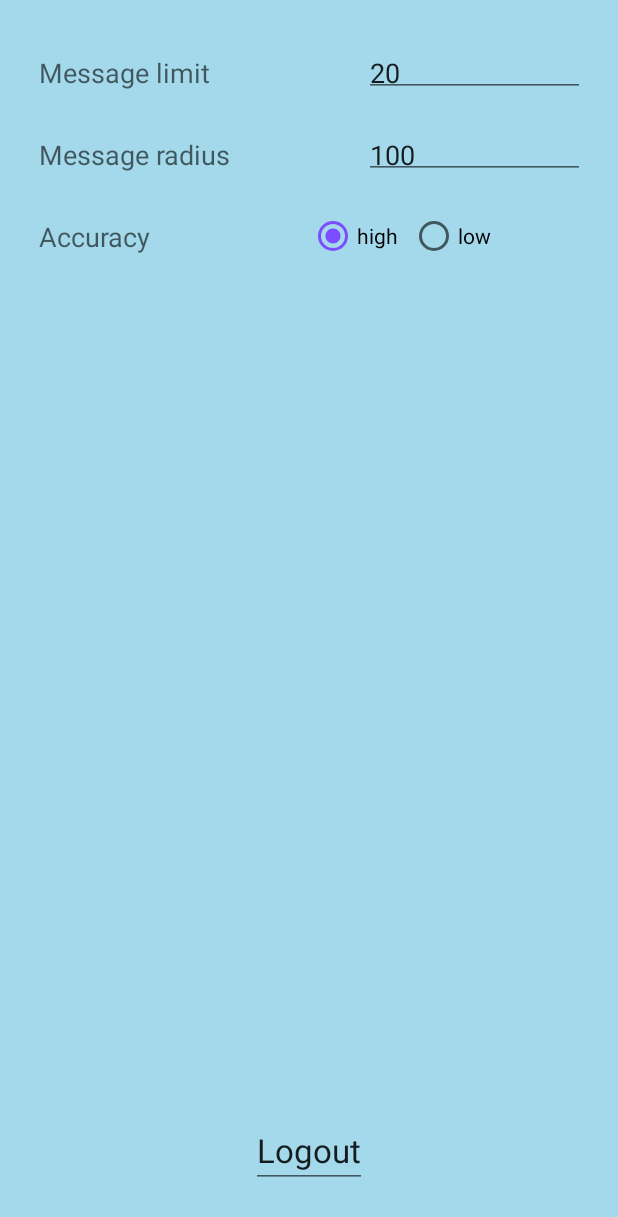
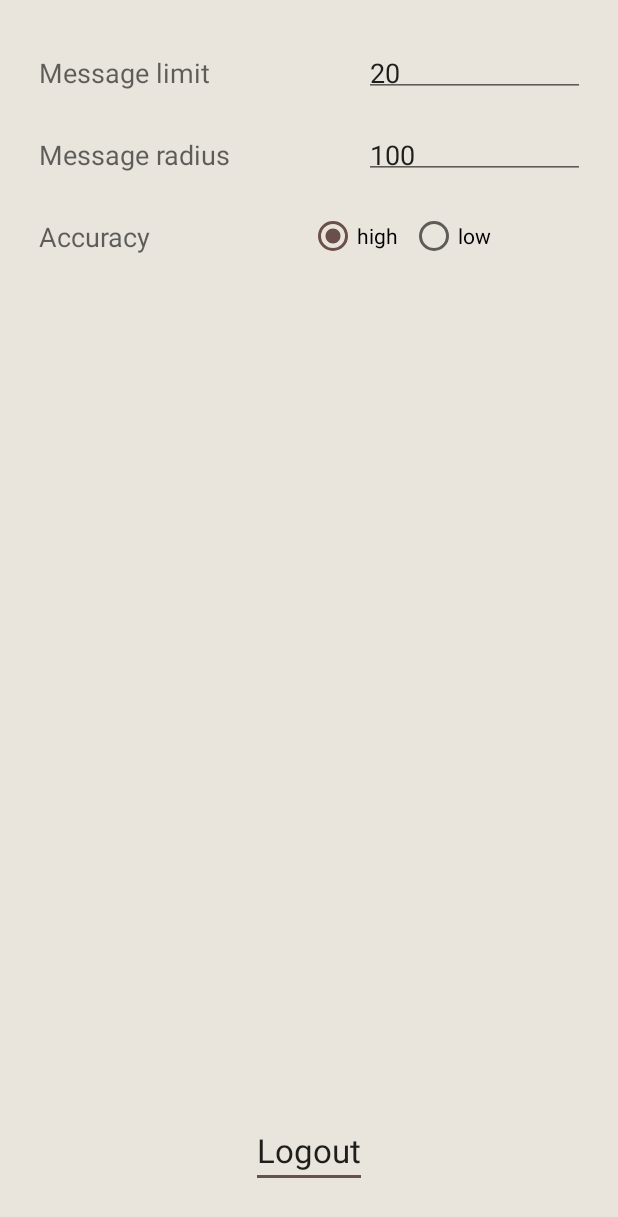
Before and after one commit to JustTrust/OneHundredMeterChat, an Android app: the fragment SettingFragment placed in its activity, on a phone screen of 412 x 824 dp. Shown: the top 1217 px of the screen. Run offline under Robolectric (Android 15) with nearby library versions, the phone set to English and light mode, and no system bars; our stand-ins replace ButterKnife; libraries missing offline, so code that uses them is left out: com.facebook.stetho, retrofit.client; 2 statements that could not run were skipped.

Commit message:
many different changes

```diff
--- a/app/src/main/java/org/belichenko/a/onehundredmeterchat/Constant.java
+++ b/app/src/main/java/org/belichenko/a/onehundredmeterchat/Constant.java
@@ -6,13 +6,9 @@ package org.belichenko.a.onehundredmeterchat;
 public interface Constant {
     String PACKAGE_NAME = "org.belichenko.a.onehundredmeterchat";
     String STORAGE_OF_SETTINGS = PACKAGE_NAME + ".storageOfSettings";
-
+    String STORED_NAME = PACKAGE_NAME + ".storedName";
     String RADIUS = PACKAGE_NAME + ".radius";
     String MSG_LIMIT = PACKAGE_NAME + ".msgLimit";
-
-    String STORED_NAME = PACKAGE_NAME + ".storedName";
-    String CURRENT_LAT = PACKAGE_NAME + ".currentLat";
-    String CURRENT_LON = PACKAGE_NAME + ".currentLon";
     String CURRENT_LOCATION = PACKAGE_NAME + ".currentLocation";
 
     String BROADCAST_ACTION = PACKAGE_NAME + ".BROADCAST_ACTION";
@@ -22,11 +18,9 @@ public interface Constant {
     String ACCURACY = PACKAGE_NAME + ".accuracy";
     String MESSAGE_LIST = PACKAGE_NAME + ".messageList";
 
-
     int NOTIFY_ID = 12;
     int TEN_SECONDS = 10000;
     int TWENTY_SECONDS = 20000;
     int FIVE_SECONDS = 5000;
     int ONE_MINUTE = 60000;
-    int TEN_METERS = 10;
 }
--- a/app/src/main/java/org/belichenko/a/onehundredmeterchat/ListFragment.java
+++ b/app/src/main/java/org/belichenko/a/onehundredmeterchat/ListFragment.java
@@ -12,7 +12,7 @@ import android.view.ViewGroup;
 import android.widget.EditText;
 import android.widget.ImageView;
 
-import java.util.ArrayList;
+import java.util.LinkedList;
 
 /**
  * A fragment representing a list of Items.
@@ -25,7 +25,7 @@ public class ListFragment extends Fragment implements Constant, View.OnClickList
     private static final String TAG = "List fragment";
     protected static String name = "Chat";
     private static ListFragment ourInstance = new ListFragment();
-    protected ArrayList<Message> messagesList;
+    protected LinkedList<Message> messagesList;
     private OnListFragmentInteractionListener mListener;
     private RecyclerViewAdapter mAdapter;
     private ImageView imageList;
@@ -55,9 +55,10 @@ public class ListFragment extends Fragment implements Constant, View.OnClickList
         View view = inflater.inflate(R.layout.fragment_list, container, false);
         imageList = (ImageView) view.findViewById(R.id.list_send_btn);
         textList = (EditText) view.findViewById(R.id.list_msg_text);
+        textList.setBackground(null);
 
         imageList.setOnClickListener(this);
-        messagesList = new ArrayList<>();
+        messagesList = new LinkedList<>();
         mAdapter = new RecyclerViewAdapter(messagesList, mListener);
         RecyclerView recyclerView = (RecyclerView) view.findViewById(R.id.list);
         recyclerView.setLayoutManager(new LinearLayoutManager(App.getAppContext()));
@@ -88,9 +89,9 @@ public class ListFragment extends Fragment implements Constant, View.OnClickList
         mListener = null;
     }
 
-    public void updateMessage(ArrayList<Message> msgList) {
+    public void updateMessages(LinkedList<Message> msgList) {
         if (msgList == null) {
-            Log.d(TAG, "updateMessage() called with: " + "msgList = [" + msgList + "]");
+            Log.d(TAG, "updateMessages() called with: " + "msgList = [" + null + "]");
             return;
         }
         messagesList.clear();
@@ -101,7 +102,7 @@ public class ListFragment extends Fragment implements Constant, View.OnClickList
     @Override
     public void onResume() {
         super.onResume();
-        updateMessage(((MainActivity) getActivity()).getMsgList());
+        updateMessages(((MainActivity) getActivity()).getMsgList());
     }
 
     @Override
--- a/app/src/main/java/org/belichenko/a/onehundredmeterchat/MainActivity.java
+++ b/app/src/main/java/org/belichenko/a/onehundredmeterchat/MainActivity.java
@@ -23,7 +23,7 @@ import android.view.ViewGroup;
 import android.widget.TextView;
 import android.widget.Toast;
 
-import java.util.ArrayList;
+import java.util.LinkedList;
 import java.util.LinkedHashMap;
 
 import retrofit.Callback;
@@ -36,15 +36,6 @@ public class MainActivity extends AppCompatActivity implements
         , Constant {
 
     private static final String TAG = "Main activity";
-    /**
-     * The {@link android.support.v4.view.PagerAdapter} that will provide
-     * fragments for each of the sections. We use a
-     * {@link FragmentPagerAdapter} derivative, which will keep every
-     * loaded fragment in memory. If this becomes too memory intensive, it
-     * may be best to switch to a
-     * {@link android.support.v4.app.FragmentStatePagerAdapter}.
-     */
-    private SectionsPagerAdapter mSectionsPagerAdapter;
 
     /**
      * The {@link ViewPager} that will host the section contents.
@@ -53,7 +44,7 @@ public class MainActivity extends AppCompatActivity implements
     private ViewPager mViewPager;
     private boolean isServiceRunning = false;
     private ServiceConnection serviceConnection;
-    protected ActivityDetectionBroadcastReceiver mBroadcastReceiver;
+    protected UpdateMsgBroadcastReceiver mBroadcastReceiver;
 
     @Override
     protected void onCreate(Bundle savedInstanceState) {
@@ -64,7 +55,15 @@ public class MainActivity extends AppCompatActivity implements
         startService(serviceIntent);
         // Create the adapter that will return a fragment for each of the three
         // primary sections of the activity.
-        mSectionsPagerAdapter = new SectionsPagerAdapter(getSupportFragmentManager());
+        /*
+      The {@link android.support.v4.view.PagerAdapter} that will provide
+      fragments for each of the sections. We use a
+      {@link FragmentPagerAdapter} derivative, which will keep every
+      loaded fragment in memory. If this becomes too memory intensive, it
+      may be best to switch to a
+      {@link android.support.v4.app.FragmentStatePagerAdapter}.
+     */
+        SectionsPagerAdapter mSectionsPagerAdapter = new SectionsPagerAdapter(getSupportFragmentManager());
 
         // Set up the ViewPager with the sections adapter.
         mViewPager = (ViewPager) findViewById(R.id.container);
@@ -76,11 +75,9 @@ public class MainActivity extends AppCompatActivity implements
             public void onServiceConnected(ComponentName name, IBinder service) {
                 isServiceRunning = true;
                 msgService = ((MsgService.MyBinder) service).getService();
-                if (isServiceRunning) {
-                    ArrayList<Message> messageList = (ArrayList<Message>) msgService.messageList;
-                    MapFragment.getInstance().updateMessage(messageList);
-                    ListFragment.getInstance().updateMessage(messageList);
-                }
+                LinkedList<Message> messageList = msgService.messageList;
+                MapFragment.getInstance().updateMessages(messageList);
+                ListFragment.getInstance().updateMessages(messageList);
             }
 
             @Override
@@ -90,7 +87,7 @@ public class MainActivity extends AppCompatActivity implements
         };
 
         // Get a receiver for broadcasts from ActivityDetectionIntentService.
-        mBroadcastReceiver = new ActivityDetectionBroadcastReceiver();
+        mBroadcastReceiver = new UpdateMsgBroadcastReceiver();
     }
 
     @Override
@@ -118,14 +115,18 @@ public class MainActivity extends AppCompatActivity implements
 
     @Override
     public void onListFragmentInteraction(Message message) {
-        Toast.makeText(this, "Item selected", Toast.LENGTH_SHORT).show();
+        if (message == null) {
+            return;
+        }
+        mViewPager.setCurrentItem(1);
+        MapFragment.getInstance().showMsgOnMap(message);
     }
 
-    public ArrayList<Message> getMsgList() {
+    public LinkedList<Message> getMsgList() {
         if (msgService != null && isServiceRunning) {
-            ArrayList<Message> messageList = (ArrayList<Message>) msgService.messageList;
-            MapFragment.getInstance().updateMessage(messageList);
-            ListFragment.getInstance().updateMessage(messageList);
+            LinkedList<Message> messageList = msgService.messageList;
+            MapFragment.getInstance().updateMessages(messageList);
+            ListFragment.getInstance().updateMessages(messageList);
             return messageList;
         }
         return null;
@@ -158,7 +159,7 @@ public class MainActivity extends AppCompatActivity implements
 
             @Override
             public void failure(RetrofitError error) {
-                Toast.makeText(MainActivity.this, "Message don't sent", Toast.LENGTH_SHORT).show();
+                Toast.makeText(MainActivity.this, "Message don't sent. Check internet connection", Toast.LENGTH_LONG).show();
             }
         });
     }
@@ -253,8 +254,7 @@ public class MainActivity extends AppCompatActivity implements
      * Receives a list of one or more DetectedActivity objects associated with the current state of
      * the device.
      */
-    public class ActivityDetectionBroadcastReceiver extends BroadcastReceiver {
-        protected static final String TAG = "activity-detection-response-receiver";
+    public class UpdateMsgBroadcastReceiver extends BroadcastReceiver {
 
         @Override
         public void onReceive(Context context, Intent intent) {
@@ -265,9 +265,9 @@ public class MainActivity extends AppCompatActivity implements
             String updateType = bundle.getString(ACTIVITY_EXTRA);
             if (updateType != null && updateType.equals("getList")) {
                 if (isServiceRunning) {
-                    ArrayList<Message> messageList = (ArrayList<Message>) msgService.messageList;
-                    MapFragment.getInstance().updateMessage(messageList);
-                    ListFragment.getInstance().updateMessage(messageList);
+                    LinkedList<Message> messageList = msgService.messageList;
+                    MapFragment.getInstance().updateMessages(messageList);
+                    ListFragment.getInstance().updateMessages(messageList);
                 }
             }
         }
--- a/app/src/main/java/org/belichenko/a/onehundredmeterchat/MapFragment.java
+++ b/app/src/main/java/org/belichenko/a/onehundredmeterchat/MapFragment.java
@@ -15,10 +15,9 @@ import com.google.android.gms.maps.GoogleMap;
 import com.google.android.gms.maps.OnMapReadyCallback;
 import com.google.android.gms.maps.SupportMapFragment;
 import com.google.android.gms.maps.model.LatLng;
-import com.google.android.gms.maps.model.Marker;
 import com.google.android.gms.maps.model.MarkerOptions;
 
-import java.util.ArrayList;
+import java.util.LinkedList;
 
 /**
  *
@@ -47,6 +46,13 @@ public class MapFragment extends Fragment implements Constant, OnMapReadyCallbac
     @Override
     public View onCreateView(LayoutInflater inflater, ViewGroup container, Bundle savedInstanceState) {
         View view = inflater.inflate(R.layout.fragment_map, container, false);
+
+        if (supportMapFragment == null) {
+            supportMapFragment = (SupportMapFragment) getChildFragmentManager().findFragmentById(R.id.gmap);
+        }
+        if (map == null) {
+            supportMapFragment.getMapAsync(this);
+        }
         imageMap = (ImageView) view.findViewById(R.id.map_map);
         imageSputnik = (ImageView) view.findViewById(R.id.map_sputnic);
         imageEarth = (ImageView) view.findViewById(R.id.map_earth);
@@ -58,12 +64,6 @@ public class MapFragment extends Fragment implements Constant, OnMapReadyCallbac
         imageEarth.setOnClickListener(this);
         imageSearch.setOnClickListener(this);
 
-        if (supportMapFragment == null) {
-            supportMapFragment = (SupportMapFragment) getChildFragmentManager().findFragmentById(R.id.gmap);
-        }
-        if (supportMapFragment != null) {
-            supportMapFragment.getMapAsync(this);
-        }
         return view;
     }
 
@@ -72,36 +72,35 @@ public class MapFragment extends Fragment implements Constant, OnMapReadyCallbac
         map = googleMap;
     }
 
-    public void updateMessage(ArrayList<Message> msgList) {
+    public void updateMessages(LinkedList<Message> msgList) {
         if (map == null) {
             return;
         }
         if (msgList == null) {
-            Log.d(TAG, "updateMessage() called with: " + "msgList = [" + msgList + "]");
+            Log.d(TAG, "updateMessages() called with: " + "msgList = [" + null + "]");
             return;
         }
         map.clear();
         for (Message message : msgList) {
-            Marker marker = map.addMarker(new MarkerOptions()
+            map.addMarker(new MarkerOptions()
                     .position(new LatLng(message.lat, message.lng))
                     .title(message.user_id)
                     .snippet(message.text));
         }
         // show last msg on the map
-        if (msgList.size() > 0){
+        if (msgList.size() > 0) {
             map.moveCamera(CameraUpdateFactory.newLatLngZoom(
-                    new LatLng(msgList.get(0).lat, msgList.get(0).lng), 16));
+                    new LatLng(msgList.getFirst().lat, msgList.getFirst().lng), 14));
         }
-
     }
 
     @Override
     public void onResume() {
         super.onResume();
-        updateMessage(((MainActivity) getActivity()).getMsgList());
+        updateMessages(((MainActivity) getActivity()).getMsgList());
     }
 
-    //Обработчик нажатия на картинку
+    //Обработчик нажатия на кнопки
     @Override
     public void onClick(View view) {
         switch (view.getId()) {
@@ -120,4 +119,9 @@ public class MapFragment extends Fragment implements Constant, OnMapReadyCallbac
                 break;
         }
     }
+
+    public void showMsgOnMap(Message message) {
+        map.moveCamera(CameraUpdateFactory.newLatLngZoom(
+                new LatLng(message.lat, message.lng), 18));
+    }
 }
--- a/app/src/main/java/org/belichenko/a/onehundredmeterchat/Retrofit.java
+++ b/app/src/main/java/org/belichenko/a/onehundredmeterchat/Retrofit.java
@@ -1,6 +1,6 @@
 package org.belichenko.a.onehundredmeterchat;
 
-import java.util.List;
+import java.util.LinkedList;
 import java.util.Map;
 
 import retrofit.Callback;
@@ -34,7 +34,7 @@ public class Retrofit {
     }
 
 
-    public static void getMessage(Map<String, String> filters, Callback<List<Message>> callback) {
+    public static void getMessage(Map<String, String> filters, Callback<LinkedList<Message>> callback) {
         getInterface.getMessage(filters, callback);
 
     }
@@ -46,7 +46,7 @@ public class Retrofit {
 
     interface GetInterface {
         @GET("/hakaton/api.php")
-        void getMessage(@QueryMap Map<String, String> filters, Callback<List<Message>> callback);
+        void getMessage(@QueryMap Map<String, String> filters, Callback<LinkedList<Message>> callback);
 
     }
     interface PostInterface {
--- a/app/src/main/java/org/belichenko/a/onehundredmeterchat/SettingFragment.java
+++ b/app/src/main/java/org/belichenko/a/onehundredmeterchat/SettingFragment.java
@@ -121,9 +121,7 @@ public class SettingFragment extends Fragment implements Constant{
                 .edit();
         edit.putString(MSG_LIMIT, mLimit.getText().toString());
         edit.apply();
-
     }
-
 
     @OnTextChanged(value = R.id.setting_radius, callback = OnTextChanged.Callback.AFTER_TEXT_CHANGED)
     public void onRadiusChange(CharSequence text) {
--- a/app/src/main/res/layout/fragment_list.xml
+++ b/app/src/main/res/layout/fragment_list.xml
@@ -33,7 +33,8 @@
             android:layout_width="0dp"
             android:layout_height="wrap_content"
             android:layout_gravity="center_vertical"
-            android:layout_weight="8" />
+            android:layout_weight="8"
+            android:hint="@string/new_msg"/>
 
         <ImageView
             android:id="@+id/list_send_btn"
--- a/app/src/main/res/layout/fragment_setting.xml
+++ b/app/src/main/res/layout/fragment_setting.xml
@@ -126,15 +126,14 @@
         android:layout_width="wrap_content"
         android:layout_height="wrap_content"
         android:text="@string/logut_text"
-        android:clickable="true"
-        android:enabled="true"
         android:gravity="center_horizontal"
         android:textSize="22sp"
         android:layout_centerHorizontal="true"
-        android:singleLine="true"
         android:inputType="none"
         android:editable="false"
         android:layout_margin="@dimen/activity_vertical_margin"
-        android:layout_alignParentBottom="true" />
+        android:layout_alignParentBottom="true">
+        <requestFocus/>
+    </EditText>
 
 </RelativeLayout>
--- a/app/src/main/res/layout/list_item.xml
+++ b/app/src/main/res/layout/list_item.xml
@@ -3,13 +3,14 @@
     xmlns:tools="http://schemas.android.com/tools"
     android:layout_width="wrap_content"
     android:layout_height="wrap_content"
-    android:padding="@dimen/view_padding">
+    android:padding="@dimen/view_padding"
+    >
 
     <RelativeLayout
         android:layout_width="wrap_content"
         android:layout_height="wrap_content"
         android:id="@+id/list_item_container"
-        android:background="@color/white_overlay"
+        android:background="@color/blue_msg"
         android:orientation="horizontal"
         android:padding="@dimen/view_padding">
 
--- a/app/src/main/res/values/colors.xml
+++ b/app/src/main/res/values/colors.xml
@@ -1,17 +1,15 @@
 <?xml version="1.0" encoding="utf-8"?>
 <resources>
-    <color name="colorPrimary">#F44336</color>
-    <color name="colorPrimaryDark">#a3d9eb</color>
+    <color name="colorPrimary">#b90e02</color>
+    <color name="colorPrimaryDark">#e9e5dc</color>
     <color name="colorPrimaryLight">#FFCDD2</color>
-    <color name="colorAccent">#7C4DFF</color>
+    <color name="colorAccent">#6a504a</color>
     <color name="colorPrimaryText">#212121</color>
     <color name="colorSecondaryText">#727272</color>
     <color name="colorIcons">#FFFFFF</color>
-    <color name="colorDivider">#B6B6B6</color>
 
     <color name="black_overlay">#5a000000</color>
-    <color name="grey_overlay">#28000000</color>
+    <color name="green_msg">#64cadfaa</color>
+    <color name="blue_msg">#64acccff</color>
     <color name="white_overlay">#79ffffff</color>
-    <color name="colorBackground">#a3d9eb</color>
-    <color name="transparent">#00a3d9eb</color>
 </resources>
--- a/app/src/main/res/values/strings.xml
+++ b/app/src/main/res/values/strings.xml
@@ -17,5 +17,6 @@
     <string name="accuracy_text">Accuracy</string>
     <string name="text_accuracy1">high</string>
     <string name="text_accuracy2">low</string>
+    <string name="new_msg">New msg: </string>
 
 </resources>
```
Also changed, not shown: app/src/main/java/org/belichenko/a/onehundredmeterchat/Message.java (+14 -6 lines), app/src/main/java/org/belichenko/a/onehundredmeterchat/MsgService.java (+23 -18 lines), app/src/main/java/org/belichenko/a/onehundredmeterchat/RecyclerViewAdapter.java (+8 -8 lines), app/src/main/res/drawable/message_icon.png (added).
